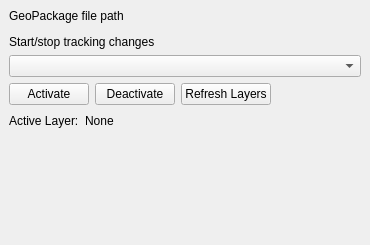
The window that track_changes/ui/gpkg_logger.ui (ahmadzfaiz/qgis-track-changes) describes before a commit, drawn with Qt 5.
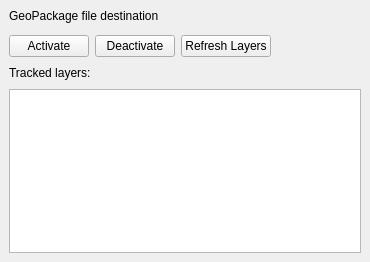
The same window after the commit. Custom widgets are drawn as their Qt base class.

Commit message: feat(gpkg_logger): add functionality to list gpkg layers (#32)

The edit to the form file:
```diff
--- a/track_changes/ui/gpkg_logger.ui
+++ b/track_changes/ui/gpkg_logger.ui
@@ -1,13 +1,13 @@
 <?xml version="1.0" encoding="UTF-8"?>
 <ui version="4.0">
  <class>SetupTrackingChanges</class>
- <widget class="QgsDockWidget" name="SetupTrackingChanges">
+ <widget class="QDockWidget" name="SetupTrackingChanges">
   <property name="geometry">
    <rect>
     <x>0</x>
     <y>0</y>
     <width>370</width>
-    <height>245</height>
+    <height>262</height>
    </rect>
   </property>
   <property name="windowTitle">
@@ -16,34 +16,16 @@
   <widget class="QWidget" name="dockWidgetContents">
    <layout class="QGridLayout" name="gridLayout">
     <item row="0" column="0">
-     <layout class="QVBoxLayout" name="verticalLayout_3">
-      <item>
-       <layout class="QVBoxLayout" name="verticalLayout_2">
-        <item>
-         <widget class="QLabel" name="label">
-          <property name="text">
-           <string>GeoPackage file path</string>
-          </property>
-         </widget>
-        </item>
-        <item>
-         <widget class="QgsFileWidget" name="mQgsFileWidget"/>
-        </item>
-       </layout>
-      </item>
-      <item>
        <layout class="QVBoxLayout" name="verticalLayout">
         <item>
-         <widget class="QLabel" name="label_2">
+       <widget class="QLabel" name="label">
           <property name="text">
-           <string>Start/stop tracking changes</string>
+         <string>GeoPackage file destination</string>
           </property>
          </widget>
         </item>
         <item>
-         <widget class="QComboBox" name="cbVectorLayers"/>
-        </item>
-       </layout>
+       <widget class="QgsFileWidget" name="mQgsLogFile"/>
       </item>
       <item>
        <layout class="QHBoxLayout" name="horizontalLayout">
@@ -84,20 +66,17 @@
        </layout>
       </item>
       <item>
+       <layout class="QHBoxLayout" name="horizontalLayout_4">
+        <item>
        <layout class="QHBoxLayout" name="horizontalLayout_2">
         <item>
          <widget class="QLabel" name="label_3">
           <property name="text">
-           <string>Active Layer:</string>
+             <string>Tracked layers:</string>
           </property>
          </widget>
         </item>
-        <item>
-         <widget class="QLabel" name="labelActive">
-          <property name="text">
-           <string>None</string>
-          </property>
-         </widget>
+         </layout>
         </item>
         <item>
          <spacer name="horizontalSpacer">
@@ -114,6 +93,9 @@
         </item>
        </layout>
       </item>
+      <item>
+       <widget class="QListWidget" name="listGpkgLayers"/>
+      </item>
       <item>
        <spacer name="verticalSpacer">
         <property name="orientation">
@@ -121,8 +103,8 @@
         </property>
         <property name="sizeHint" stdset="0">
          <size>
-          <width>20</width>
-          <height>40</height>
+          <width>14</width>
+          <height>13</height>
          </size>
         </property>
        </spacer>
@@ -133,12 +115,6 @@
   </widget>
  </widget>
  <customwidgets>
-  <customwidget>
-   <class>QgsDockWidget</class>
-   <extends>QDockWidget</extends>
-   <header>qgsdockwidget.h</header>
-   <container>1</container>
-  </customwidget>
   <customwidget>
    <class>QgsFileWidget</class>
    <extends>QWidget</extends>
```
Lines whose indentation alone changed are shown as unchanged. The commit also changes 5 other files.
